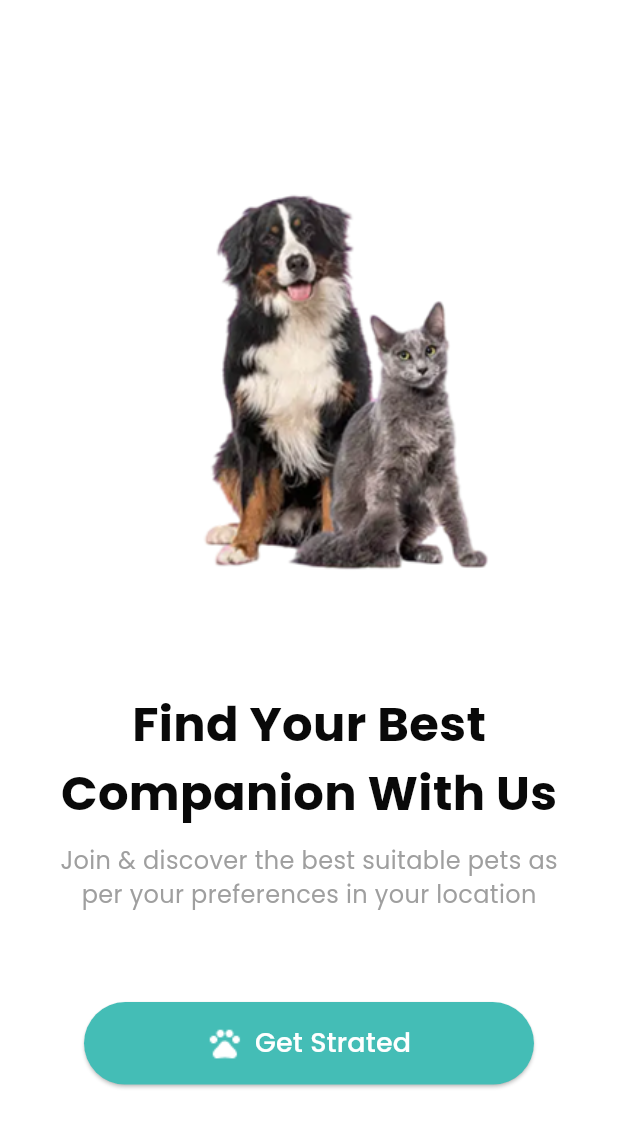
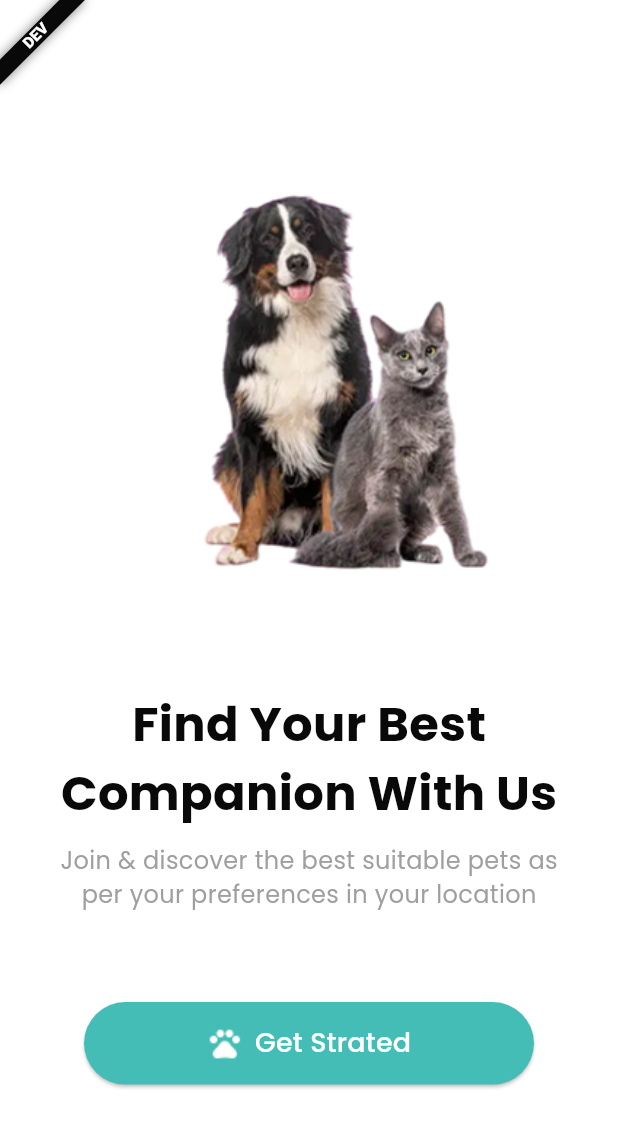
Before and after one commit to fatima304/PetFinderApp, a Flutter app: the screen it shows after launch, on a phone screen of 412 x 824 dp. Shown: the top 1128 px of the screen. Run offline on Flutter 3.47's test engine with Material 3 defaults, Android fonts, the phone set to English and light mode, and no system bars; our stand-ins replace dio, flutter_bloc, flutter_svg, get_it, pretty_dio_logger, retrofit; generated files the repository leaves out were written again.

Commit message:
Added launch.json to Development & Prodution Flavors

```diff
--- /dev/null
+++ b/lib/flavors/flavor_config.dart
@@ -0,0 +1,25 @@
+enum Flavor {
+  development,
+  production,
+}
+
+class FlavorConfig {
+  final Flavor flavor;
+  final String appName;
+
+  static FlavorConfig? _instance;
+
+  factory FlavorConfig({
+    required Flavor flavor,
+    required String appName,
+  }) {
+    _instance ??= FlavorConfig._internal(flavor, appName);
+    return _instance!;
+  }
+
+  FlavorConfig._internal(this.flavor, this.appName);
+
+  static FlavorConfig get instance => _instance!;
+  static bool isDevelopment() => _instance?.flavor == Flavor.development;
+  static bool isProduction() => _instance?.flavor == Flavor.production;
+}
--- a/lib/pet_finder_app.dart
+++ b/lib/pet_finder_app.dart
@@ -1,16 +1,32 @@
 import 'package:flutter/material.dart';
 import 'package:pet_finder_app/core/routes/app_routing.dart';
 import 'package:pet_finder_app/core/routes/routes.dart';
+import 'package:pet_finder_app/core/theme/app_color.dart';
+import 'package:pet_finder_app/flavors/flavor_config.dart';
 
 class PetFinderApp extends StatelessWidget {
+  final AppRouting appRouting;
+
   const PetFinderApp({super.key, required this.appRouting});
 
-  final AppRouting appRouting;
+  @override
   Widget build(BuildContext context) {
+    final flavor = FlavorConfig.instance.flavor;
+
     return MaterialApp(
       debugShowCheckedModeBanner: false,
       onGenerateRoute: appRouting.generateRoute,
       initialRoute: Routes.splashScreen,
+      builder: (context, child) {
+        return Banner(
+          message: flavor == Flavor.development ? "DEV" : "PROD",
+          location: BannerLocation.topStart,
+          color: flavor == Flavor.development
+              ? AppColors.black
+              : AppColors.mainColor,
+          child: child!,
+        );
+      },
     );
   }
 }
```
Also changed, not shown: lib/main.dart (deleted, +0 -10 lines), lib/main_development.dart (added, +18 -0 lines), lib/main_production.dart (added, +18 -0 lines), 2 other files.
